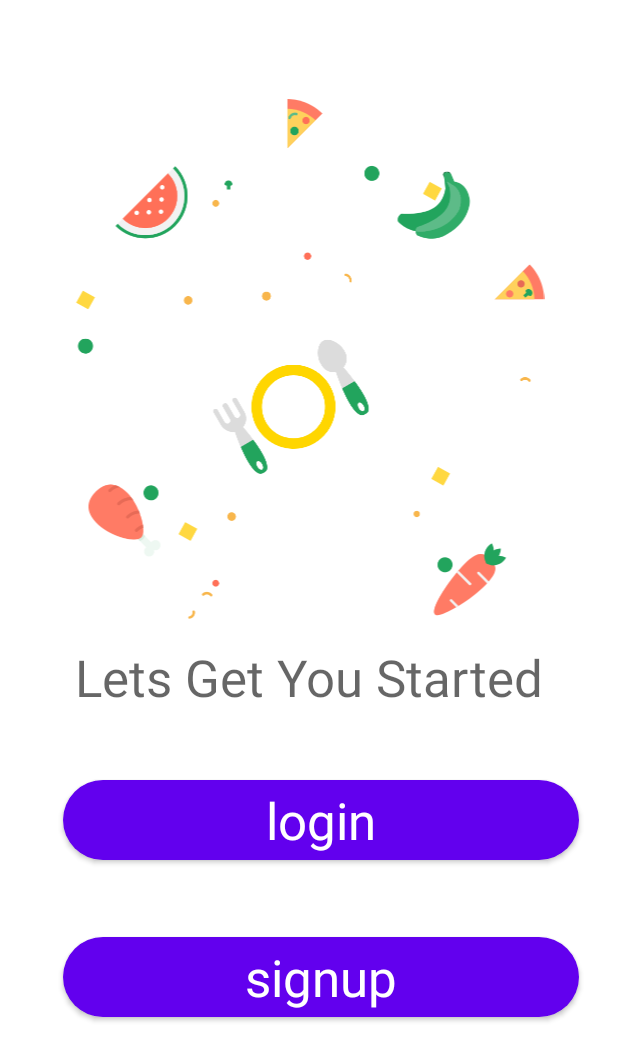
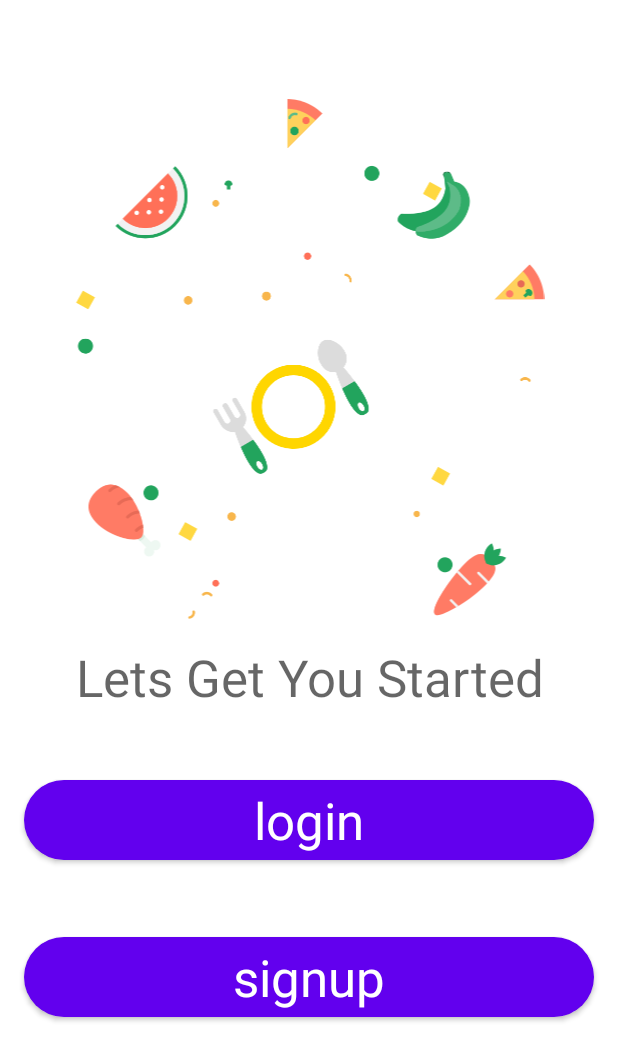
Before and after one commit to ma-za-kpe/FoodAway, an Android app: the StartFragment screen opened directly, with no data from a screen before it, on a phone screen of 412 x 824 dp. Shown: the top 1061 px of the screen. Run offline under Robolectric (Android 15) with nearby library versions, the phone set to English and light mode, and no system bars.

Commit message:
update main fragment style

```diff
--- a/app/src/main/res/layout/main_fragment.xml
+++ b/app/src/main/res/layout/main_fragment.xml
@@ -48,10 +48,11 @@
 
     <TextView
         android:id="@+id/textView"
-        android:layout_width="wrap_content"
+        android:layout_width="0dp"
         android:layout_height="wrap_content"
         android:layout_marginTop="16dp"
         android:text="Lets Get You Started"
+        android:gravity="center"
         android:textAppearance="@style/TextAppearance.AppCompat.Display1"
         app:layout_constraintEnd_toStartOf="@+id/guideline2"
         app:layout_constraintStart_toStartOf="@+id/guideline"
@@ -60,28 +61,28 @@
 
     <Button
         android:id="@+id/signup"
-        android:layout_width="344dp"
+        android:layout_width="0dp"
         android:layout_height="wrap_content"
         android:elevation="4dp"
         android:text="signup"
         android:textAppearance="@style/TextAppearance.AppCompat.Display1"
         app:cornerRadius="32dp"
         app:layout_constraintBottom_toTopOf="@+id/guideline4"
-        app:layout_constraintEnd_toEndOf="parent"
+        app:layout_constraintEnd_toStartOf="@+id/guideline2"
         app:layout_constraintHorizontal_bias="0.5"
         app:layout_constraintStart_toStartOf="@+id/guideline"
         app:layout_constraintTop_toBottomOf="@+id/login" />
 
     <Button
         android:id="@+id/login"
-        android:layout_width="344dp"
+        android:layout_width="0dp"
         android:layout_height="wrap_content"
         android:elevation="4dp"
         android:text="login"
         android:textAppearance="@style/TextAppearance.AppCompat.Display1"
         app:cornerRadius="32dp"
         app:layout_constraintBottom_toTopOf="@+id/signup"
-        app:layout_constraintEnd_toEndOf="parent"
+        app:layout_constraintEnd_toStartOf="@+id/guideline2"
         app:layout_constraintHorizontal_bias="0.5"
         app:layout_constraintStart_toStartOf="@+id/guideline"
         app:layout_constraintTop_toBottomOf="@+id/textView" />
```
